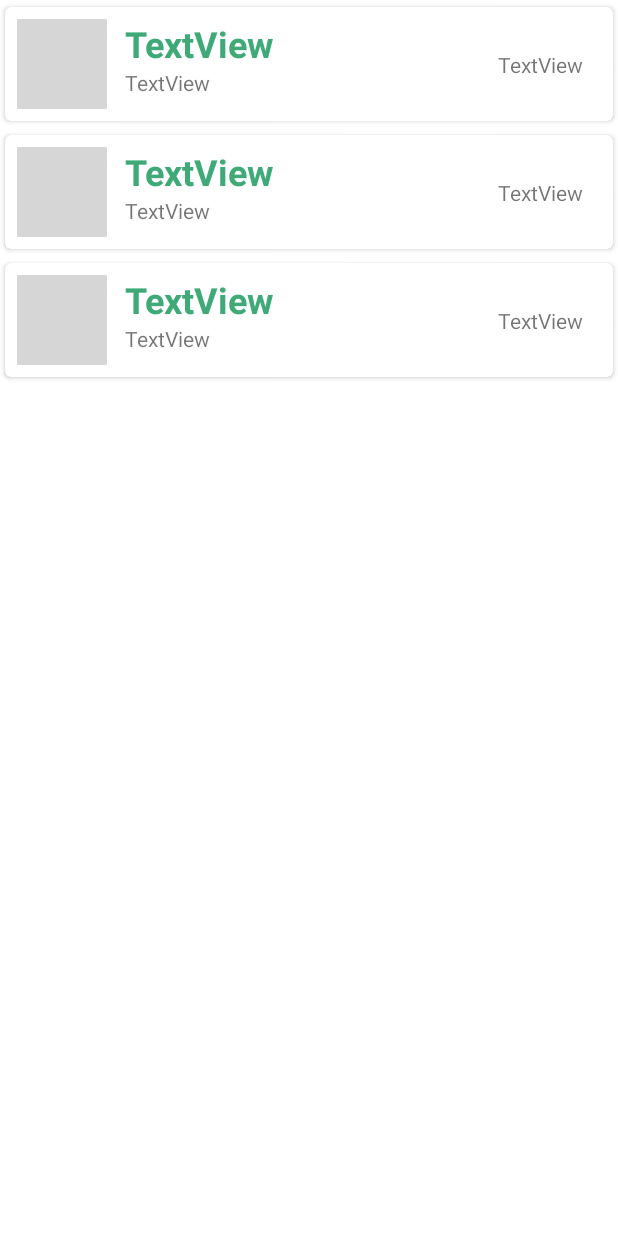
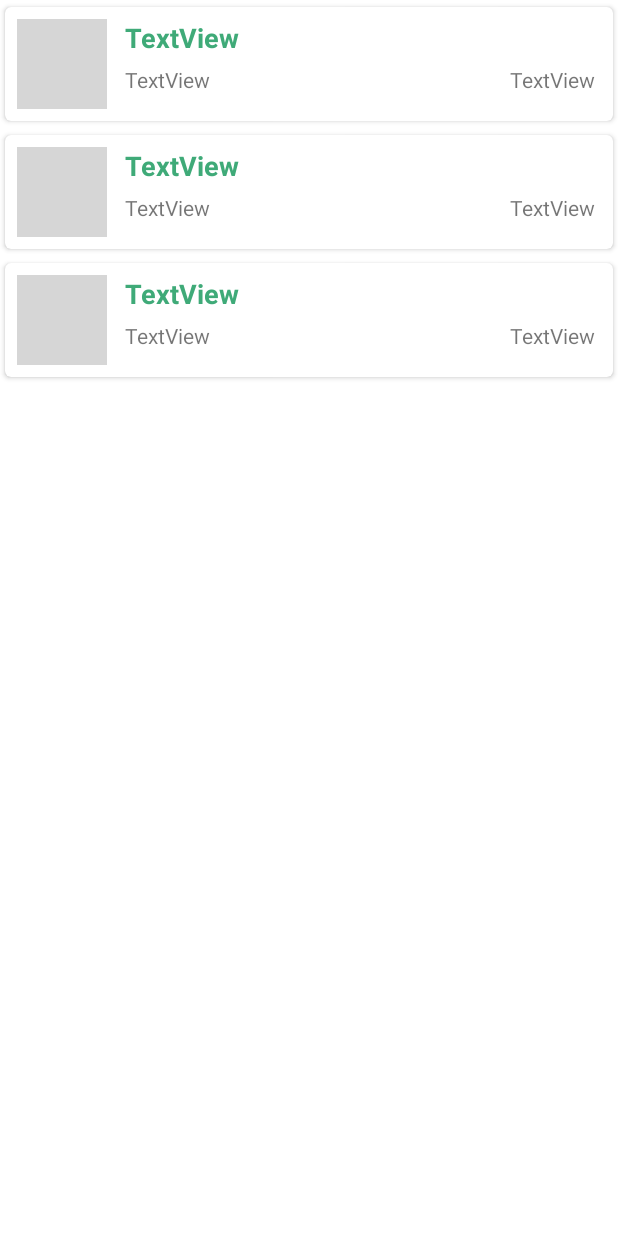
Before and after one commit to Edson19-coder/WorkLine, an Android app: the layout fragment_group_chat.xml on its own in the app's theme, with its tools: preview values and no code run, on a phone screen of 412 x 824 dp. Run offline under Robolectric (Android 15) with nearby library versions, the phone set to English and light mode, and no system bars; grey boxes are pictures that could not be loaded.

Commit message:
Preview 1 a 1

```diff
--- a/WorkLine/app/src/main/java/com/example/workline/adapters/MessageAdapter.kt
+++ b/WorkLine/app/src/main/java/com/example/workline/adapters/MessageAdapter.kt
@@ -36,7 +36,8 @@ class MessageAdapter(val context: FragmentActivity?, val messages: MutableList<M
                 itemView.groupTextView.text = "Tu: " + message.content
             else
                 itemView.groupTextView.text = message.content
-            itemView.textViewDateSend.text = message.created_at.toString()
+            itemView.textViewDateSend.text = message.created_at
+            itemView.titleTextView.text = message.nameUser
         }
 
         init {
--- a/WorkLine/app/src/main/java/com/example/workline/modelos/Message.kt
+++ b/WorkLine/app/src/main/java/com/example/workline/modelos/Message.kt
@@ -6,7 +6,8 @@ class Message(
     var id: String = "",
     var content: String = "",
     var emitter: String = "",
-    var created_at: String = ""
+    var created_at: String = "",
+    var nameUser: String = ""
 ) {
     @Exclude
     var mine: Boolean = false
--- a/WorkLine/app/src/main/res/layout/message_element.xml
+++ b/WorkLine/app/src/main/res/layout/message_element.xml
@@ -29,13 +29,15 @@
 
             <TextView
                 android:id="@+id/titleTextView"
-                android:layout_width="wrap_content"
+                android:layout_width="0dp"
                 android:layout_height="wrap_content"
                 android:layout_marginStart="12dp"
+                android:layout_marginEnd="8dp"
                 android:text="TextView"
                 android:textColor="@color/primary_color"
-                android:textSize="24sp"
+                android:textSize="18sp"
                 android:textStyle="bold"
+                app:layout_constraintEnd_toEndOf="parent"
                 app:layout_constraintStart_toEndOf="@+id/imageView3"
                 app:layout_constraintTop_toTopOf="parent" />
 
@@ -44,7 +46,9 @@
                 android:layout_width="wrap_content"
                 android:layout_height="wrap_content"
                 android:layout_marginStart="12dp"
+                android:layout_marginBottom="4dp"
                 android:text="TextView"
+                app:layout_constraintBottom_toBottomOf="parent"
                 app:layout_constraintStart_toEndOf="@+id/imageView3"
                 app:layout_constraintTop_toBottomOf="@+id/titleTextView" />
 
@@ -52,11 +56,12 @@
                 android:id="@+id/textViewDateSend"
                 android:layout_width="wrap_content"
                 android:layout_height="wrap_content"
-                android:layout_marginEnd="12dp"
+                android:layout_marginEnd="4dp"
+                android:layout_marginBottom="4dp"
                 android:text="TextView"
                 app:layout_constraintBottom_toBottomOf="parent"
                 app:layout_constraintEnd_toEndOf="parent"
-                app:layout_constraintTop_toTopOf="parent" />
+                app:layout_constraintTop_toBottomOf="@+id/titleTextView" />
         </androidx.constraintlayout.widget.ConstraintLayout>
     </androidx.cardview.widget.CardView>
 </FrameLayout>
```
Also changed, not shown: WorkLine/app/src/main/java/com/example/workline/ChatActivity.kt (+10 -3 lines).
